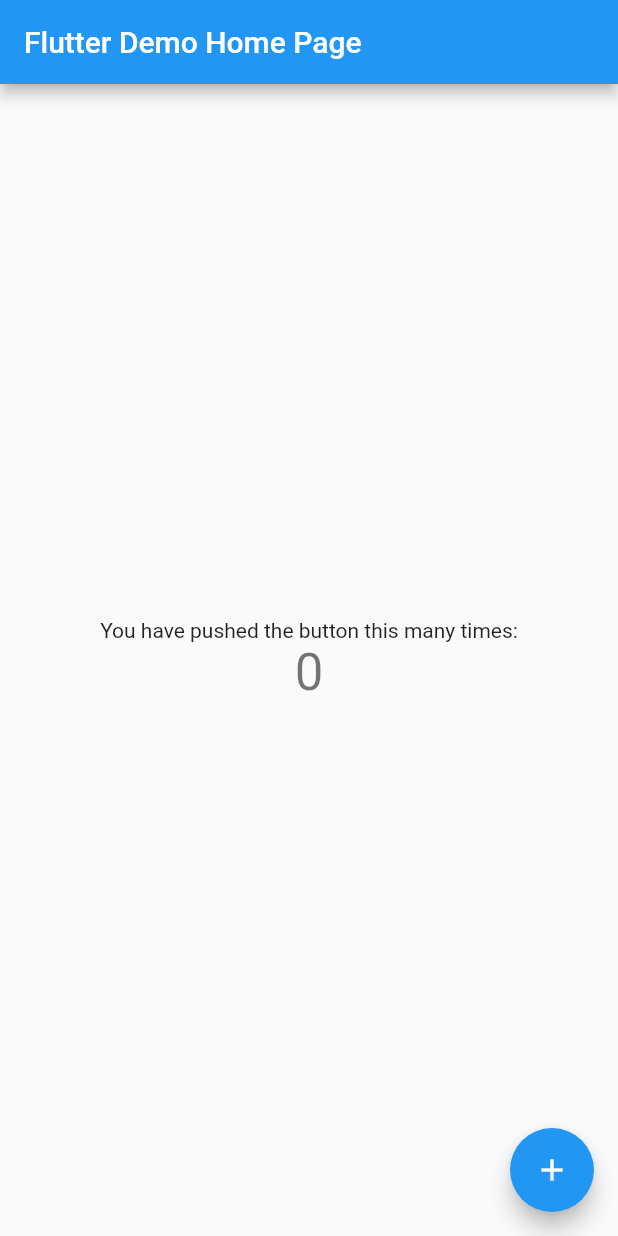
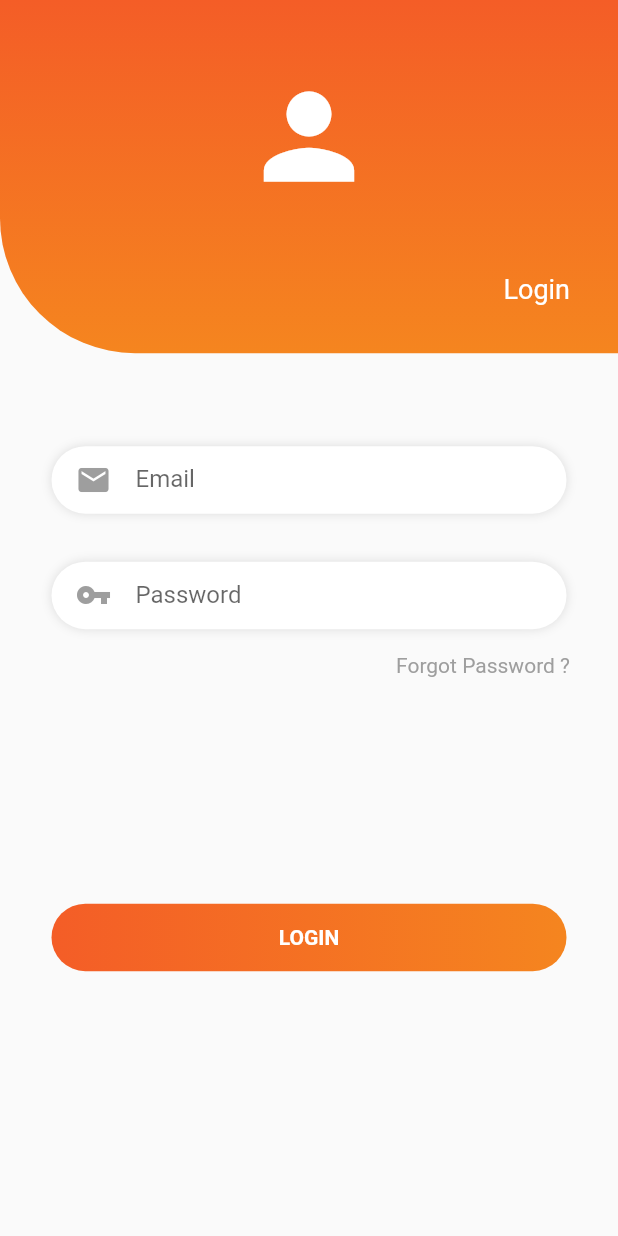
Before and after one commit to TeamLearnHub/EducationAdlead, a Flutter app: the screen it shows after launch, on a phone screen of 412 x 824 dp. Run offline on Flutter 3.47's test engine with Material 2 defaults, Android fonts, the phone set to English and light mode, and no system bars; our stand-ins replace fluttertoast, rxdart, shared_preferences.

Commit message:
core mvp for app

```diff
--- /dev/null
+++ b/flutter_app/lib/Api_endpoint.dart
@@ -0,0 +1,6 @@
+class ApiEndPoint {
+  static const String REQRES_URL = "https://reqres.in";
+  static const String LOGIN = REQRES_URL + "/api/login";
+  static const String USERS = REQRES_URL + "/api/users";
+  static const String RANDOM_USERS = "https://randomuser.me/api/";
+}
--- /dev/null
+++ b/flutter_app/lib/base/Base_contact.dart
@@ -0,0 +1,3 @@
+abstract class BaseContact {
+  void showError(String message);
+}
--- a/flutter_app/lib/main.dart
+++ b/flutter_app/lib/main.dart
@@ -1,4 +1,5 @@
 import 'package:flutter/material.dart';
+import 'package:flutter_app/views/login/Login_view.dart';
 
 void main() => runApp(MyApp());
 
@@ -8,104 +9,11 @@ class MyApp extends StatelessWidget {
   Widget build(BuildContext context) {
     return MaterialApp(
       title: 'Flutter Demo',
+      debugShowCheckedModeBanner: false,
       theme: ThemeData(
-        // This is the theme of your application.
-        //
-        // Try running your application with "flutter run". You'll see the
-        // application has a blue toolbar. Then, without quitting the app, try
-        // changing the primarySwatch below to Colors.green and then invoke
-        // "hot reload" (press "r" in the console where you ran "flutter run",
-        // or simply save your changes to "hot reload" in a Flutter IDE).
-        // Notice that the counter didn't reset back to zero; the application
-        // is not restarted.
         primarySwatch: Colors.blue,
       ),
-      home: MyHomePage(title: 'Flutter Demo Home Page'),
+      home: LoginApp(),
     );
   }
 }
-
-class MyHomePage extends StatefulWidget {
-  MyHomePage({Key key, this.title}) : super(key: key);
-
-  // This widget is the home page of your application. It is stateful, meaning
-  // that it has a State object (defined below) that contains fields that affect
-  // how it looks.
-
-  // This class is the configuration for the state. It holds the values (in this
-  // case the title) provided by the parent (in this case the App widget) and
-  // used by the build method of the State. Fields in a Widget subclass are
-  // always marked "final".
-
-  final String title;
-
-  @override
-  _MyHomePageState createState() => _MyHomePageState();
-}
-
-class _MyHomePageState extends State<MyHomePage> {
-  int _counter = 0;
-
-  void _incrementCounter() {
-    setState(() {
-      // This call to setState tells the Flutter framework that something has
-      // changed in this State, which causes it to rerun the build method below
-      // so that the display can reflect the updated values. If we changed
-      // _counter without calling setState(), then the build method would not be
-      // called again, and so nothing would appear to happen.
-      _counter++;
-    });
-  }
-
-  @override
-  Widget build(BuildContext context) {
-    // This method is rerun every time setState is called, for instance as done
-    // by the _incrementCounter method above.
-    //
-    // The Flutter framework has been optimized to make rerunning build methods
-    // fast, so that you can just rebuild anything that needs updating rather
-    // than having to individually change instances of widgets.
-    return Scaffold(
-      appBar: AppBar(
-        // Here we take the value from the MyHomePage object that was created by
-        // the App.build method, and use it to set our appbar title.
-        title: Text(widget.title),
-      ),
-      body: Center(
-        // Center is a layout widget. It takes a single child and positions it
-        // in the middle of the parent.
-        child: Column(
-          // Column is also a layout widget. It takes a list of children and
-          // arranges them vertically. By default, it sizes itself to fit its
-          // children horizontally, and tries to be as tall as its parent.
-          //
-          // Invoke "debug painting" (press "p" in the console, choose the
-          // "Toggle Debug Paint" action from the Flutter Inspector in Android
-          // Studio, or the "Toggle Debug Paint" command in Visual Studio Code)
-          // to see the wireframe for each widget.
-          //
-          // Column has various properties to control how it sizes itself and
-          // how it positions its children. Here we use mainAxisAlignment to
-          // center the children vertically; the main axis here is the vertical
-          // axis because Columns are vertical (the cross axis would be
-          // horizontal).
-          mainAxisAlignment: MainAxisAlignment.center,
-          children: <Widget>[
-            Text(
-              'You have pushed the button this many times:',
-            ),
-            Text(
-              '$_counter',
-              style: Theme.of(context).textTheme.display1,
-            ),
-          ],
-        ),
-      ),
-      floatingActionButton: FloatingActionButton(
-        onPressed: _incrementCounter,
-        tooltip: 'Increment',
-        child: Icon(Icons.add),
-      ), // This trailing comma makes auto-formatting nicer for build methods.
-    );
-  }
-}
--- /dev/null
+++ b/flutter_app/lib/views/login/Login_view.dart
@@ -0,0 +1,187 @@
+import 'package:flutter/cupertino.dart';
+import 'package:flutter/material.dart';
+import 'package:flutter/services.dart';
+import 'package:flutter_app/views/home/Home_view.dart';
+import 'package:fluttertoast/fluttertoast.dart';
+
+class LoginApp extends StatelessWidget {
+  @override
+  Widget build(BuildContext context) {
+    // TODO: implement build
+    return MaterialApp(
+      title: 'Login',
+      theme: ThemeData(primarySwatch: Colors.deepPurple),
+      home: LoginPage(),
+    );
+  }
+}
+
+class LoginPage extends StatefulWidget {
+  @override
+  State<StatefulWidget> createState() {
+    // TODO: implement createState
+    return _LoginPageSate();
+  }
+}
+
+class _LoginPageSate extends State<LoginPage> {
+  TextEditingController cntrlEmail = TextEditingController();
+  TextEditingController cntrlPassword = TextEditingController();
+
+  @override
+  void initState() {
+    // TODO: implement initState
+    SystemChrome.setEnabledSystemUIOverlays([]);
+    super.initState();
+  }
+
+  @override
+  Widget build(BuildContext context) {
+    // TODO: implement build
+    return Scaffold(
+      resizeToAvoidBottomInset: false,
+      body: Container(
+        child: Column(
+          children: <Widget>[
+            Container(
+              width: MediaQuery.of(context).size.width,
+              height: MediaQuery.of(context).size.height / 3.5,
+              decoration: BoxDecoration(
+                  gradient: LinearGradient(
+                    begin: Alignment.topCenter,
+                    end: Alignment.bottomCenter,
+                    colors: [Color(0xFFf45d27), Color(0xFFf5851f)],
+                  ),
+                  borderRadius:
+                      BorderRadius.only(bottomLeft: Radius.circular(90))),
+              child: Column(
+                mainAxisAlignment: MainAxisAlignment.center,
+                children: <Widget>[
+                  Spacer(),
+                  Align(
+                    alignment: Alignment.center,
+                    child: Icon(
+                      Icons.person,
+                      size: 90,
+                      color: Colors.white,
+                    ),
+                  ),
+                  Spacer(),
+                  Align(
+                    alignment: Alignment.bottomRight,
+                    child: Padding(
+                      padding: const EdgeInsets.only(bottom: 32, right: 32),
+                      child: Text(
+                        'Login',
+                        style: TextStyle(color: Colors.white, fontSize: 18),
+                      ),
+                    ),
+                  ),
+                ],
+              ),
+            ),
+            Container(
+              height: MediaQuery.of(context).size.height / 2,
+              width: MediaQuery.of(context).size.width,
+              padding: EdgeInsets.only(top: 62),
+              child: Column(
+                children: <Widget>[
+                  Container(
+                    width: MediaQuery.of(context).size.width / 1.2,
+                    height: 45,
+                    padding:
+                        EdgeInsets.only(top: 4, left: 16, right: 16, bottom: 4),
+                    decoration: BoxDecoration(
+                        borderRadius: BorderRadius.all(Radius.circular(50)),
+                        color: Colors.white,
+                        boxShadow: [
+                          BoxShadow(color: Colors.black12, blurRadius: 5)
+                        ]),
+                    child: TextField(
+                      controller: cntrlEmail,
+                      decoration: InputDecoration(
+                        border: InputBorder.none,
+                        icon: Icon(
+                          Icons.email,
+                          color: Colors.grey,
+                        ),
+                        hintText: 'Email',
+                      ),
+                    ),
+                  ),
+                  Container(
+                    width: MediaQuery.of(context).size.width / 1.2,
+                    height: 45,
+                    margin: EdgeInsets.only(top: 32),
+                    padding:
+                        EdgeInsets.only(top: 4, left: 16, right: 16, bottom: 4),
+                    decoration: BoxDecoration(
+                        borderRadius: BorderRadius.all(Radius.circular(50)),
+                        color: Colors.white,
+                        boxShadow: [
+                          BoxShadow(color: Colors.black12, blurRadius: 5)
+                        ]),
+                    child: TextField(
+                      controller: cntrlPassword,
+                      decoration: InputDecoration(
+                        border: InputBorder.none,
+                        icon: Icon(
+                          Icons.vpn_key,
+                          color: Colors.grey,
+                        ),
+                        hintText: 'Password',
+                      ),
+                    ),
+                  ),
+                  Align(
+                    alignment: Alignment.centerRight,
+                    child: Padding(
+                      padding: const EdgeInsets.only(top: 16, right: 32),
+                      child: Text(
+                        'Forgot Password ?',
+                        style: TextStyle(color: Colors.grey),
+                      ),
+                    ),
+                  ),
+                  Spacer(),
+                  InkWell(
+                    onTap: () {
+                      Fluttertoast.showToast(
+                          msg: "This is Center Short Toast " + cntrlEmail.text,
+                          toastLength: Toast.LENGTH_SHORT,
+                          gravity: ToastGravity.CENTER,
+                          timeInSecForIos: 1,
+                          backgroundColor: Colors.red,
+                          textColor: Colors.white,
+                          fontSize: 16.0);
+                      Navigator.of(context)
+                          .push(MaterialPageRoute(builder: (context) {
+                            return HomePage();
+                      }));
+                    },
+                    child: new Container(
+                      height: 45,
+                      width: MediaQuery.of(context).size.width / 1.2,
+                      decoration: BoxDecoration(
+                          gradient: LinearGradient(
+                            colors: [Color(0xFFf45d27), Color(0xFFf5851f)],
+                          ),
+                          borderRadius: BorderRadius.all(Radius.circular(50))),
+                      child: Center(
+                        child: Text(
+                          'Login'.toUpperCase(),
+                          style: TextStyle(
+                              color: Colors.white, fontWeight: FontWeight.bold),
+                        ),
+                      ),
+                    ),
+                  )
+                ],
+              ),
+            )
+          ],
+        ),
+      ),
+    );
+  }
+}
```
Also changed, not shown: flutter_app/lib/base/Basestate.dart (added, +25 -0 lines), flutter_app/lib/models/Response_model.dart (added, +7 -0 lines), flutter_app/lib/service/Network_service.dart (added, +32 -0 lines), flutter_app/lib/styles/Styles.dart (added, +20 -0 lines), flutter_app/lib/util/Preferences.dart (added, +23 -0 lines), flutter_app/lib/util/Request_exception.dart (added, +11 -0 lines), flutter_app/lib/values/Colors.dart (added, +22 -0 lines), flutter_app/lib/values/Dimens.dart (added, +13 -0 lines), flutter_app/lib/views/home/Home_view.dart (added, +27 -0 lines), flutter_app/pubspec.yaml (+12 -0 lines), flutter_app/pubspec.lock, 8 other files.
